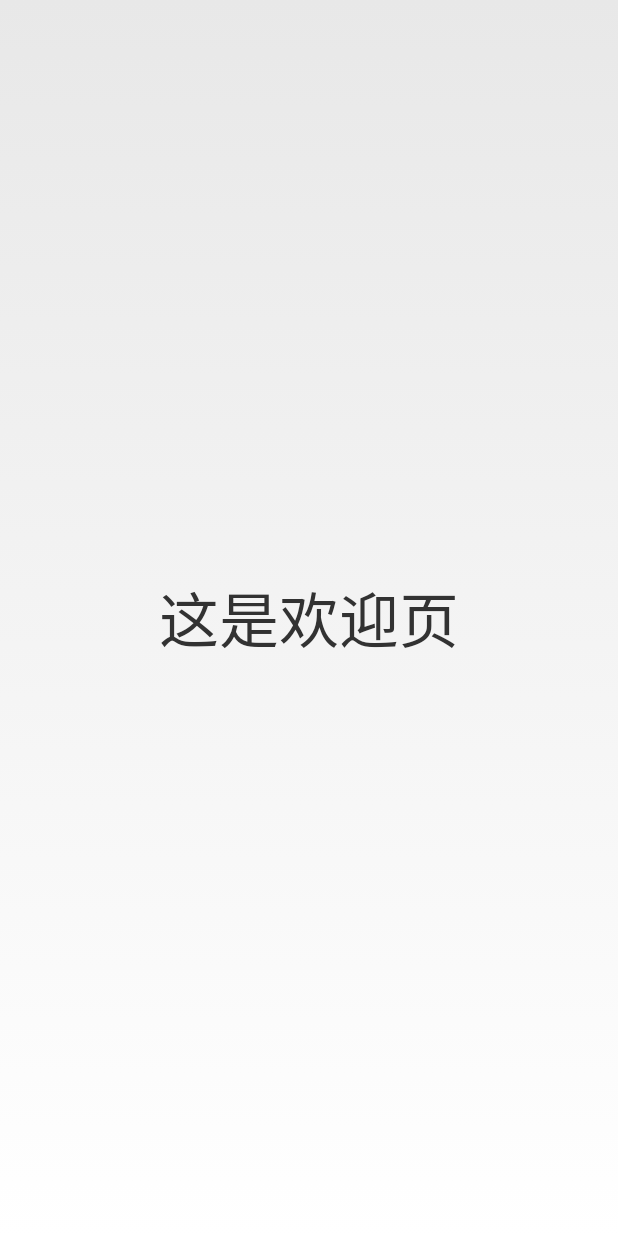
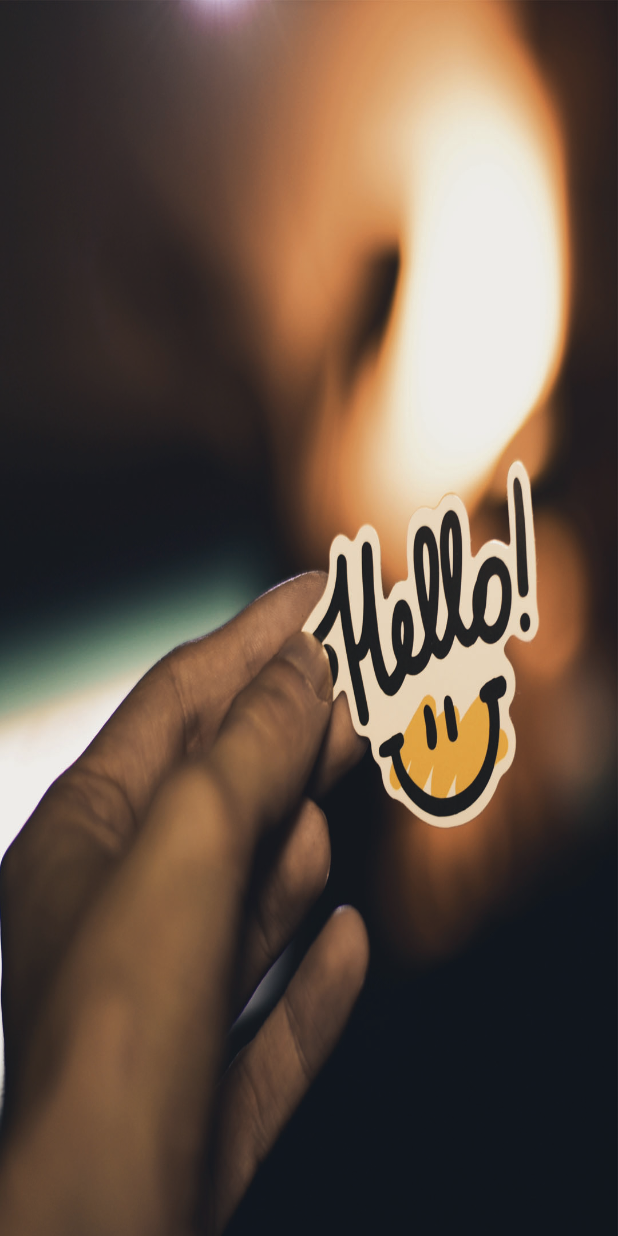
Before and after one commit to hz348618754/zhiweather, an Android app: the screen it shows after launch (WelcomeActivity), on a phone screen of 412 x 824 dp. Run offline under Robolectric (Android 15) with nearby library versions, the phone set to English and light mode, and no system bars.

Commit message:
增加欢迎页，使用后台Service定位方式

```diff
--- a/app/src/main/java/com/itsh/zhiweather/WelcomeActivity.java
+++ b/app/src/main/java/com/itsh/zhiweather/WelcomeActivity.java
@@ -70,7 +70,6 @@ public class WelcomeActivity extends Activity {
         stopService(new Intent(WelcomeActivity.this, LocationReceiver.class));
     }
 
-
     public void onRequestPermissionsResult(int requestCode, String[] permissions, int[] grantResults) {
         super.onRequestPermissionsResult(requestCode, permissions, grantResults);
         switch (requestCode) {
--- a/app/src/main/res/layout/activity_welcome.xml
+++ b/app/src/main/res/layout/activity_welcome.xml
@@ -8,14 +8,8 @@
 
     <LinearLayout
         android:layout_width="match_parent"
-        android:layout_height="match_parent">
+        android:layout_height="match_parent"
+        android:background="@mipmap/welcome">
 
-        <TextView
-            android:id="@+id/textView"
-            android:layout_width="match_parent"
-            android:layout_height="match_parent"
-            android:text="这是欢迎页"
-            android:textSize="40dp"
-            android:gravity="center"/>
     </LinearLayout>
 </android.support.constraint.ConstraintLayout>
```
Also changed, not shown: app/src/main/java/com/itsh/zhiweather/LocationService.java (+17 -4 lines), app/src/main/java/com/itsh/zhiweather/MainActivity.java (+10 -4 lines), app/src/main/res/mipmap-hdpi/welcome.jpg (added).
